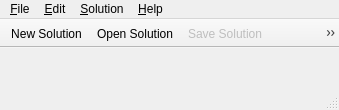
Old version of the form mainwindow.ui in the repository fritzone/ddm.
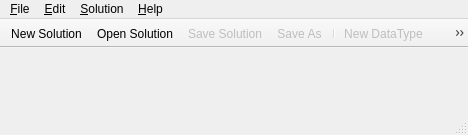
New version of the form. Icons and pictures are not drawn.

The edit to the form file:
```diff
--- a/mainwindow.ui
+++ b/mainwindow.ui
@@ -9,8 +9,8 @@
    <rect>
     <x>0</x>
     <y>0</y>
-    <width>339</width>
-    <height>110</height>
+    <width>468</width>
+    <height>135</height>
    </rect>
   </property>
   <property name="minimumSize">
@@ -38,7 +38,7 @@
     <rect>
      <x>0</x>
      <y>0</y>
-     <width>339</width>
+     <width>468</width>
      <height>25</height>
     </rect>
    </property>
@@ -107,6 +107,8 @@
    <addaction name="action_NewTable"/>
    <addaction name="action_NewTableInstance"/>
    <addaction name="action_NewDiagram"/>
+   <addaction name="separator"/>
+   <addaction name="action_Deploy"/>
   </widget>
   <widget class="QStatusBar" name="statusBar"/>
   <action name="action_New">
@@ -274,6 +276,24 @@
     <string>Close Solution</string>
    </property>
   </action>
+  <action name="action_Deploy">
+   <property name="enabled">
+    <bool>false</bool>
+   </property>
+   <property name="icon">
+    <iconset resource="dbm.qrc">
+     <normaloff>:/images/actions/images/actions/deploy.png</normaloff>:/images/actions/images/actions/deploy.png</iconset>
+   </property>
+   <property name="text">
+    <string>deploy</string>
+   </property>
+   <property name="toolTip">
+    <string>Deploy the solution</string>
+   </property>
+   <property name="shortcut">
+    <string>F5</string>
+   </property>
+  </action>
  </widget>
  <layoutdefault spacing="6" margin="11"/>
  <resources>
```
Left out of the diff: 17 changed lines with no effect on the pictures.
